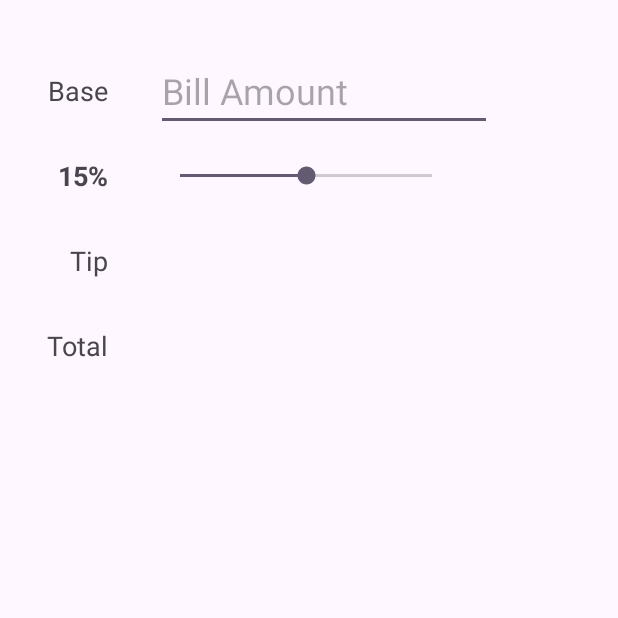
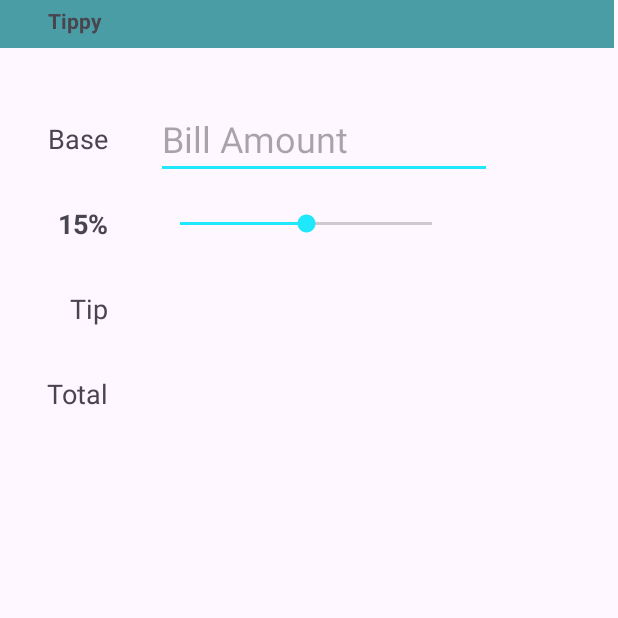
Before and after one commit to QingRite/Tippy, an Android app: the screen it shows after launch (MainActivity), on a phone screen of 412 x 824 dp, the top half of it. Run offline under Robolectric (Android 15) with nearby library versions, the phone set to English and light mode, and no system bars.

Commit message:
Added styling for UI

```diff
--- a/app/src/main/res/layout/activity_main.xml
+++ b/app/src/main/res/layout/activity_main.xml
@@ -15,7 +15,7 @@
         android:text="Base"
         android:textAppearance="@style/TextAppearance.AppCompat.Medium"
         app:layout_constraintStart_toStartOf="parent"
-        app:layout_constraintTop_toTopOf="parent" />
+        app:layout_constraintTop_toBottomOf="@+id/navBar" />
 
     <TextView
         android:id="@+id/tvTipPercentLabel"
@@ -53,6 +53,7 @@
         android:layout_width="wrap_content"
         android:layout_height="wrap_content"
         android:layout_marginStart="32dp"
+        android:backgroundTint="@color/primary_blue"
         android:ems="8"
         android:hint="Bill Amount"
         android:inputType="numberDecimal"
@@ -66,6 +67,8 @@
         android:layout_width="200dp"
         android:layout_height="wrap_content"
         android:max="30"
+        android:progressTint="@color/primary_blue"
+        android:thumbTint="@color/primary_blue"
         app:layout_constraintBottom_toBottomOf="@+id/tvTipPercentLabel"
         app:layout_constraintStart_toStartOf="@+id/etBaseAmount"
         app:layout_constraintTop_toTopOf="@+id/tvTipPercentLabel" />
@@ -89,4 +92,28 @@
         app:layout_constraintStart_toStartOf="@+id/tvTipAmount"
         app:layout_constraintTop_toTopOf="@+id/tvTotalLabel"
         tools:text="103.11" />
+
+    <com.google.android.material.navigation.NavigationView
+        android:id="@+id/navBar"
+        android:layout_width="409dp"
+        android:layout_height="32dp"
+        android:background="@color/nav_blue"
+        app:layout_constraintStart_toStartOf="parent"
+        app:layout_constraintTop_toTopOf="parent">
+
+    </com.google.android.material.navigation.NavigationView>
+
+    <TextView
+        android:id="@+id/tvHeader"
+        android:layout_width="wrap_content"
+        android:layout_height="24dp"
+        android:layout_marginStart="32dp"
+        android:background="@android:color/transparent"
+        android:text="Tippy"
+        android:textStyle="bold"
+        app:layout_constraintBottom_toBottomOf="@+id/navBar"
+        app:layout_constraintStart_toStartOf="parent"
+        app:layout_constraintTop_toTopOf="@+id/navBar" />
+
+
 </androidx.constraintlayout.widget.ConstraintLayout>
--- a/app/src/main/res/values/colors.xml
+++ b/app/src/main/res/values/colors.xml
@@ -2,4 +2,7 @@
 <resources>
     <color name="black">#FF000000</color>
     <color name="white">#FFFFFFFF</color>
+    <color name="primary_blue">#1EE8FA</color>
+    <color name="nav_blue">#4B9DA5</color>
+    <color name="background_blue">#D4EFF7</color>
 </resources>
--- a/app/src/main/res/values/themes.xml
+++ b/app/src/main/res/values/themes.xml
@@ -2,6 +2,9 @@
     <!-- Base application theme. -->
     <style name="Base.Theme.Tippy" parent="Theme.Material3.DayNight.NoActionBar">
         <!-- Customize your light theme here. -->
+        <item name="colorPrimary">@color/primary_blue</item>
+        <item name="colorPrimaryVariant">@color/nav_blue</item>
+        <item name="colorOnBackground">@color/background_blue</item>
         <!-- <item name="colorPrimary">@color/my_light_primary</item> -->
     </style>
 
```
